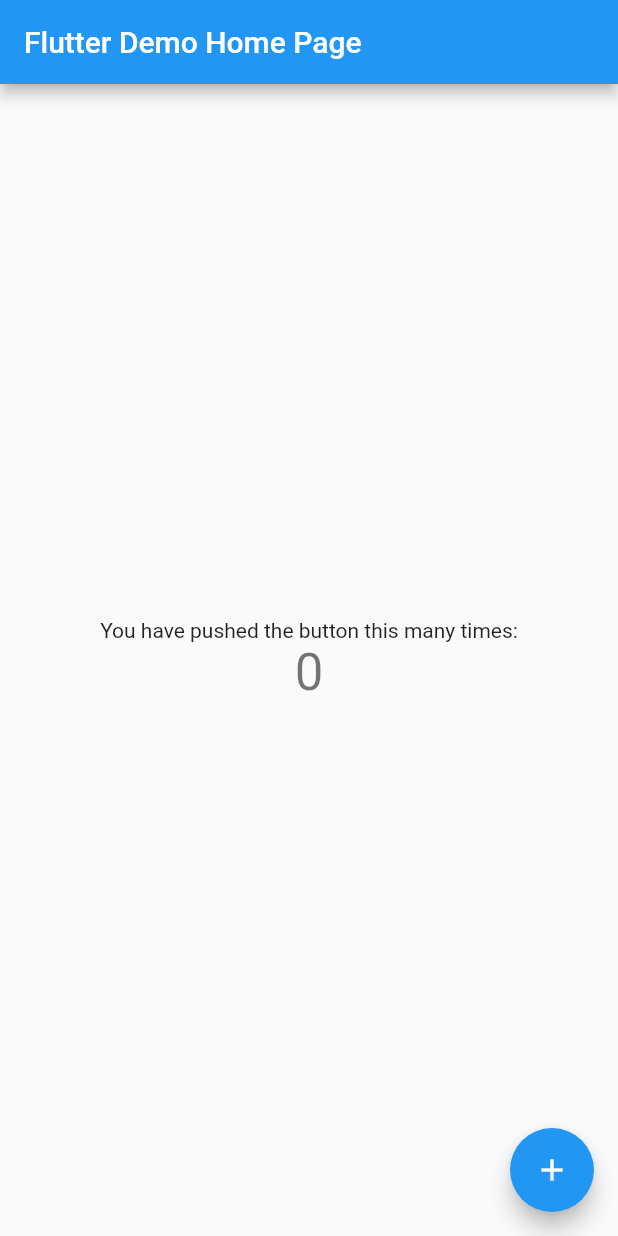
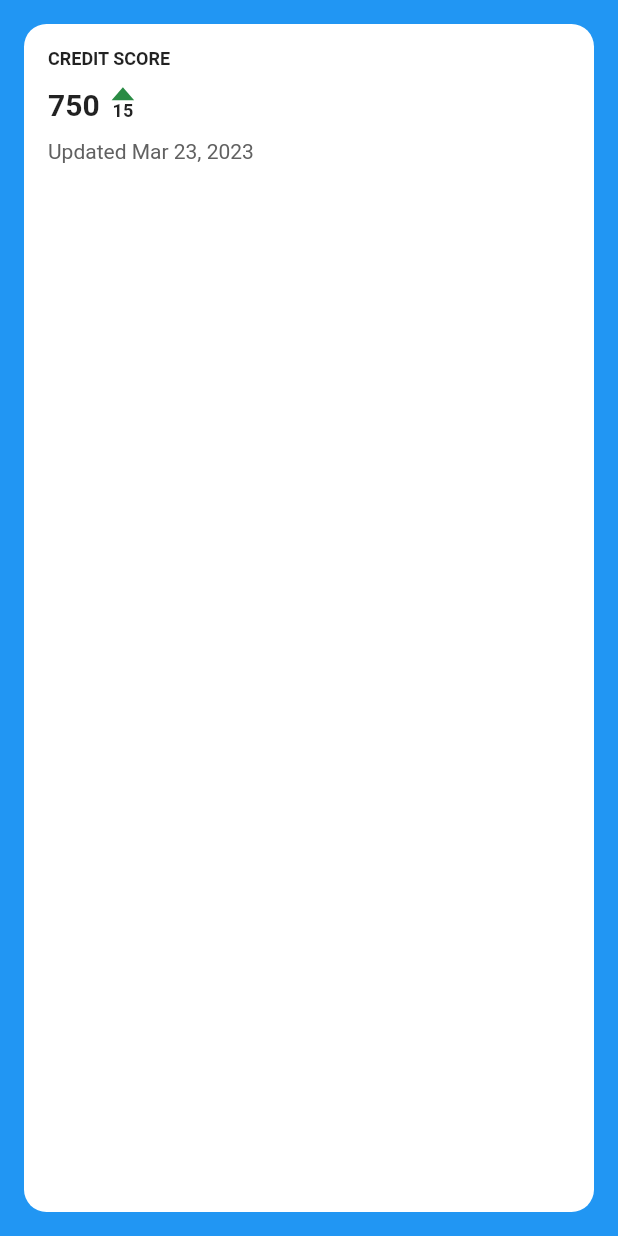
Before and after one commit to tony-hristov/flutter_projects, a Flutter app: the screen it shows after launch, on a phone screen of 412 x 824 dp. Run offline on Flutter 3.47's test engine with Material 2 defaults, Android fonts, the phone set to English and light mode, and no system bars; our stand-ins replace dartz, envied, equatable; missing offline and left inert: pretty_string; generated files the repository leaves out were written again.

Commit message:
Add score indicator

```diff
--- a/credit_score/lib/domain/entities/credit_score_entity.dart
+++ b/credit_score/lib/domain/entities/credit_score_entity.dart
@@ -26,8 +26,6 @@
     required this.providerUrl,
   });
 
-  CreditRatingType
-
   @override
   List<Object?> get props => [score, rating, asOfDate, scoreChange, providerUrl];
 
--- a/credit_score/lib/main.dart
+++ b/credit_score/lib/main.dart
@@ -1,3 +1,6 @@
+import 'package:credit_score/ui/models/credit_rating_type.dart';
+import 'package:credit_score/ui/models/credit_score_display_view_model.dart';
+import 'package:credit_score/ui/widgets/credit_score_display_card.dart';
 import 'package:flutter/material.dart';
 
 void main() {
@@ -24,92 +27,27 @@
         // is not restarted.
         primarySwatch: Colors.blue,
       ),
-      home: const MyHomePage(title: 'Flutter Demo Home Page'),
+      home: Scaffold(
+        backgroundColor: Colors.blue,
+        body: Center(
+          child: Container(
+            margin: const EdgeInsets.all(16),
+            padding: const EdgeInsets.all(16),
+            decoration: BoxDecoration(
+              color: Colors.white,
+              borderRadius: BorderRadius.circular(15),
+            ),
+            child: CreditScoreDisplayCard(
+              viewModel: CreditScoreDisplayViewModel(
+                score: 750,
+                rating: CreditRatingType.excellent,
+                lastUpdated: DateTime.parse('2023-03-23'),
+                scoreChange: 15,
+              ),
+            ),
+          ),
+        ),
+      ),
     );
   }
 }
-
-class MyHomePage extends StatefulWidget {
-  const MyHomePage({super.key, required this.title});
-
-  // This widget is the home page of your application. It is stateful, meaning
-  // that it has a State object (defined below) that contains fields that affect
-  // how it looks.
-
-  // This class is the configuration for the state. It holds the values (in this
-  // case the title) provided by the parent (in this case the App widget) and
-  // used by the build method of the State. Fields in a Widget subclass are
-  // always marked "final".
-
-  final String title;
-
-  @override
-  State<MyHomePage> createState() => _MyHomePageState();
-}
-
-class _MyHomePageState extends State<MyHomePage> {
-  int _counter = 0;
-
-  void _incrementCounter() {
-    setState(() {
-      // This call to setState tells the Flutter framework that something has
-      // changed in this State, which causes it to rerun the build method below
-      // so that the display can reflect the updated values. If we changed
-      // _counter without calling setState(), then the build method would not be
-      // called again, and so nothing would appear to happen.
-      _counter++;
-    });
-  }
-
-  @override
-  Widget build(BuildContext context) {
-    // This method is rerun every time setState is called, for instance as done
-    // by the _incrementCounter method above.
-    //
-    // The Flutter framework has been optimized to make rerunning build methods
-    // fast, so that you can just rebuild anything that needs updating rather
-    // than having to individually change instances of widgets.
-    return Scaffold(
-      appBar: AppBar(
-        // Here we take the value from the MyHomePage object that was created by
-        // the App.build method, and use it to set our appbar title.
-        title: Text(widget.title),
-      ),
-      body: Center(
-        // Center is a layout widget. It takes a single child and positions it
-        // in the middle of the parent.
-        child: Column(
-          // Column is also a layout widget. It takes a list of children and
-          // arranges them vertically. By default, it sizes itself to fit its
-          // children horizontally, and tries to be as tall as its parent.
-          //
-          // Invoke "debug painting" (press "p" in the console, choose the
-          // "Toggle Debug Paint" action from the Flutter Inspector in Android
-          // Studio, or the "Toggle Debug Paint" command in Visual Studio Code)
-          // to see the wireframe for each widget.
-          //
-          // Column has various properties to control how it sizes itself and
-          // how it positions its children. Here we use mainAxisAlignment to
-          // center the children vertically; the main axis here is the vertical
-          // axis because Columns are vertical (the cross axis would be
-          // horizontal).
-          mainAxisAlignment: MainAxisAlignment.center,
-          children: <Widget>[
-            const Text(
-              'You have pushed the button this many times:',
-            ),
-            Text(
-              '$_counter',
-              style: Theme.of(context).textTheme.headlineMedium,
-            ),
-          ],
-        ),
-      ),
-      floatingActionButton: FloatingActionButton(
-        onPressed: _incrementCounter,
-        tooltip: 'Increment',
-        child: const Icon(Icons.add),
-      ), // This trailing comma makes auto-formatting nicer for build methods.
-    );
-  }
-}
--- /dev/null
+++ b/credit_score/lib/ui/models/credit_rating_type.dart
@@ -0,0 +1,7 @@
+enum CreditRatingType {
+  undefined,
+  veryPoor,
+  poor,
+  good,
+  excellent,
+}
--- /dev/null
+++ b/credit_score/lib/ui/models/credit_score_display_view_model.dart
@@ -0,0 +1,15 @@
+import 'credit_rating_type.dart';
+
+class CreditScoreDisplayViewModel {
+  final int score;
+  final CreditRatingType rating;
+  final DateTime? lastUpdated;
+  final int scoreChange;
+
+  CreditScoreDisplayViewModel({
+    required this.score,
+    required this.rating,
+    required this.lastUpdated,
+    required this.scoreChange,
+  });
+}
--- /dev/null
+++ b/credit_score/lib/ui/widgets/arrow_painter.dart
@@ -0,0 +1,25 @@
+import 'package:flutter/material.dart';
+
+class ArrowPainter extends CustomPainter {
+  final Color color;
+
+  ArrowPainter({required this.color});
+
+  @override
+  void paint(Canvas canvas, Size size) {
+    Paint paint = Paint()..color = color;
+
+    canvas.drawPath(getTrianglePath(size.width, size.height), paint);
+  }
+
+  Path getTrianglePath(double x, double y) {
+    return Path()
+      ..moveTo(0, y)
+      ..lineTo(x / 2, 0)
+      ..lineTo(x, y)
+      ..lineTo(0, y);
+  }
+
+  @override
+  bool shouldRepaint(ArrowPainter oldDelegate) => oldDelegate.color != color;
+}
--- /dev/null
+++ b/credit_score/lib/ui/widgets/credit_score_change_indicator.dart
@@ -0,0 +1,71 @@
+import 'package:flutter/material.dart';
+
+class CreditScoreChangeIndicator extends StatelessWidget {
+  final int scoreChange;
+  const CreditScoreChangeIndicator({required this.scoreChange, super.key});
+
+  @override
+  Widget build(BuildContext context) {
+    if (scoreChange == 0) {
+      return const SizedBox.shrink();
+    }
+
+    return Column(
+      children: [
+        _ArrowIndicator(up: scoreChange > 0, size: 15),
+        Text(
+          scoreChange.abs().toString(),
+          style: const TextStyle(fontSize: 12, fontWeight: FontWeight.w700),
+        )
+      ],
+    );
+  }
+}
+
+class _ArrowIndicator extends StatelessWidget {
+  final bool up;
+  final double size;
+  const _ArrowIndicator({required this.up, required this.size});
+
+  @override
+  Widget build(BuildContext context) {
+    return CustomPaint(
+      painter: _ArrowPainter(up: up),
+      child: SizedBox(
+        height: size / 1.75,
+        width: size,
+      ),
+    );
+  }
+}
+
+class _ArrowPainter extends CustomPainter {
+  static const _kUpColor = Color(0xff2a8b44);
+  static const _kDownColor = Color(0xffaa0000);
+
+  final bool up;
+
+  _ArrowPainter({required this.up});
+
+  @override
+  void paint(Canvas canvas, Size size) {
+    Path path = up ? _upPath(size.width, size.height) : _downPath(size.width, size.height);
+    Paint paint = Paint()..color = up ? _kUpColor : _kDownColor;
+    canvas.drawPath(path, paint);
+  }
+
+  Path _upPath(double x, double y) => Path()
+    ..moveTo(0, y)
+    ..lineTo(x / 2, 0)
+    ..lineTo(x, y)
+    ..lineTo(0, y);
+
+  Path _downPath(double x, double y) => Path()
+    ..moveTo(0, 0)
+    ..lineTo(x, 0)
+    ..lineTo(x / 2, y)
+    ..lineTo(0, 0);
+
+  @override
+  bool shouldRepaint(_ArrowPainter oldDelegate) => oldDelegate.up != up;
+}
--- /dev/null
+++ b/credit_score/lib/ui/widgets/credit_score_display_card.dart
@@ -0,0 +1,37 @@
+import 'package:credit_score/ui/models/credit_score_display_view_model.dart';
+import 'package:flutter/material.dart';
+
+import 'credit_score_change_indicator.dart';
+import 'credit_score_last_updated.dart';
+
+class CreditScoreDisplayCard extends StatelessWidget {
+  final CreditScoreDisplayViewModel viewModel;
+  const CreditScoreDisplayCard({required this.viewModel, super.key});
+
+  @override
+  Widget build(BuildContext context) {
+    return Column(
+      crossAxisAlignment: CrossAxisAlignment.stretch,
+      children: [
+        Text('Credit Score'.toUpperCase(),
+            style: const TextStyle(
+              fontSize: 12,
+              fontWeight: FontWeight.w700,
+            )),
+        const SizedBox(height: 12),
+        Row(
+          children: [
+            Text(
+              viewModel.score.toString(),
+              style: const TextStyle(fontSize: 20, fontWeight: FontWeight.w700),
+            ),
+            const SizedBox(width: 8),
+            CreditScoreChangeIndicator(scoreChange: viewModel.scoreChange),
+          ],
+        ),
+        const SizedBox(height: 12),
+        CreditScoreLastUpdated(lastUpdated: viewModel.lastUpdated),
+      ],
+    );
+  }
+}
--- /dev/null
+++ b/credit_score/lib/ui/widgets/credit_score_last_updated.dart
@@ -0,0 +1,25 @@
+import 'package:flutter/material.dart';
+import 'package:intl/intl.dart';
+
+class CreditScoreLastUpdated extends StatelessWidget {
+  static final _dateFormat = DateFormat.yMMMd('en_US');
+
+  final DateTime? lastUpdated;
+  const CreditScoreLastUpdated({required this.lastUpdated, super.key});
+
+  @override
+  Widget build(BuildContext context) {
+    if (lastUpdated == null) {
+      return const SizedBox.shrink();
+    }
+
+    return Text(
+      'Updated ${_dateFormat.format(lastUpdated!)}',
+      style: TextStyle(
+        fontSize: 14,
+        fontWeight: FontWeight.w400,
+        color: Colors.grey.shade700,
+      ),
+    );
+  }
+}
--- a/credit_score/pubspec.yaml
+++ b/credit_score/pubspec.yaml
@@ -18,6 +18,7 @@
   freezed_annotation: ^2.2.0
   get_it: ^7.2.0
   http: ^0.13.5
+  intl: ^0.18.0
   json_annotation: ^4.8.0
   pretty_string: ^1.0.1
 
```
